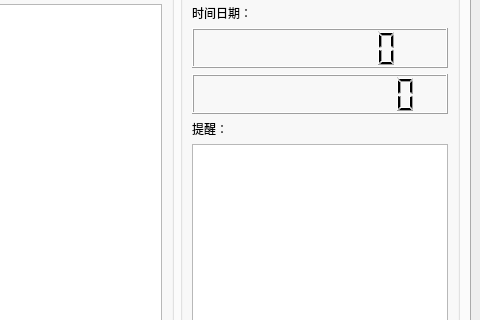
This is Raspi/FastPlanting/UI_MainWindow.ui in Unique-Workspace/Fast_Planting_System as Qt 5 draws it before an edit; both pictures show x 434 to 914 and y 92 to 412 of the 914 by 698 pixel window. The edited form follows.
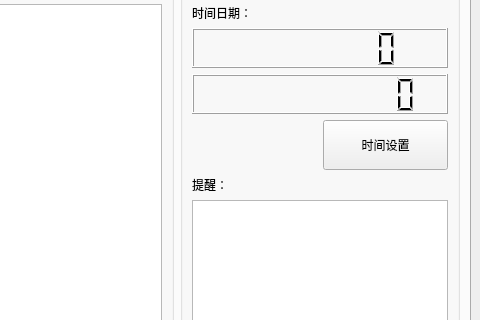
This is the edited form. Custom widgets are drawn as their Qt base class.

Commit message: Add timedateEdit dialog, to make the user can setup the time.

What changed in the file:
```diff
--- a/Raspi/FastPlanting/UI_MainWindow.ui
+++ b/Raspi/FastPlanting/UI_MainWindow.ui
@@ -119,6 +119,45 @@
              </property>
             </widget>
            </item>
+           <item>
+            <layout class="QHBoxLayout" name="horizontalLayout_4">
+             <item>
+              <spacer name="horizontalSpacer">
+               <property name="orientation">
+                <enum>Qt::Horizontal</enum>
+               </property>
+               <property name="sizeHint" stdset="0">
+                <size>
+                 <width>118</width>
+                 <height>20</height>
+                </size>
+               </property>
+              </spacer>
+             </item>
+             <item>
+              <widget class="QPushButton" name="button_setup_time">
+               <property name="enabled">
+                <bool>true</bool>
+               </property>
+               <property name="minimumSize">
+                <size>
+                 <width>125</width>
+                 <height>50</height>
+                </size>
+               </property>
+               <property name="maximumSize">
+                <size>
+                 <width>120</width>
+                 <height>16777215</height>
+                </size>
+               </property>
+               <property name="text">
+                <string>时间设置</string>
+               </property>
+              </widget>
+             </item>
+            </layout>
+           </item>
            <item>
             <widget class="QLabel" name="label">
              <property name="text">
```
Left out of the diff: 9 changed lines with no effect on the pictures. The commit also changes 5 other files.
